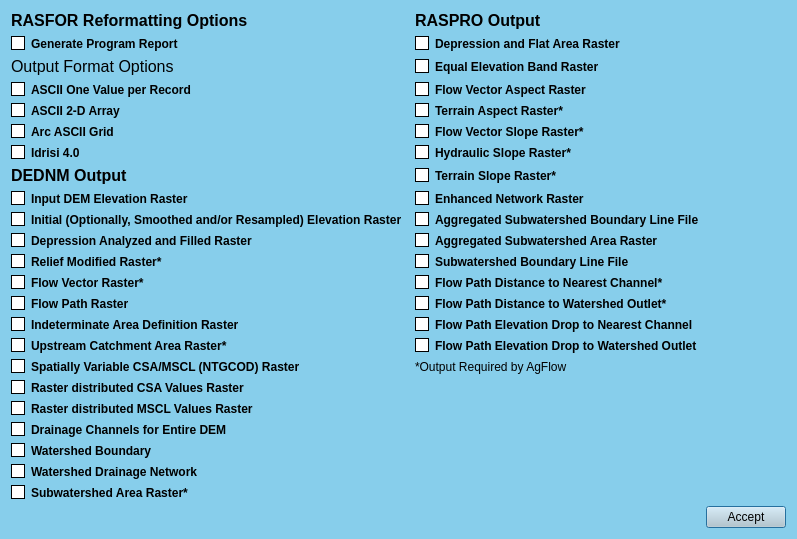
First picture: the form in ui/controlrasfor.ui, repository Inigobarbe/QAnnAGNPS, before the edit.
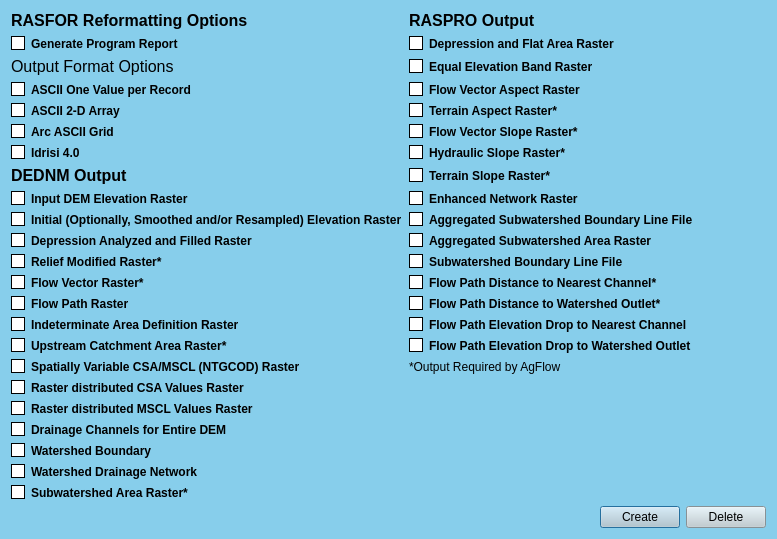
Second picture: the form after the edit.

```diff
--- a/ui/controlrasfor.ui
+++ b/ui/controlrasfor.ui
@@ -17,50 +17,36 @@
    <string notr="true">background-color: #87CEEB;</string>
   </property>
   <layout class="QGridLayout" name="gridLayout">
-   <item row="10" column="2">
-    <widget class="QCheckBox" name="checkBox_28">
+   <item row="0" column="0">
+    <widget class="QLabel" name="label">
      <property name="font">
       <font>
+       <pointsize>12</pointsize>
        <weight>75</weight>
        <bold>true</bold>
       </font>
      </property>
-     <property name="styleSheet">
-      <string notr="true">QCheckBox::hover{color:white}
-
-QCheckBox::indicator:unchecked {
-    background-color: white;
-	border: 1px solid black
-}</string>
-     </property>
      <property name="text">
-      <string>Aggregated Subwatershed Area Raster</string>
+      <string>RASFOR Reformatting Options</string>
      </property>
     </widget>
    </item>
-   <item row="11" column="2">
-    <widget class="QCheckBox" name="checkBox_21">
+   <item row="0" column="1">
+    <widget class="QLabel" name="label_4">
      <property name="font">
       <font>
+       <pointsize>12</pointsize>
        <weight>75</weight>
        <bold>true</bold>
       </font>
      </property>
-     <property name="styleSheet">
-      <string notr="true">QCheckBox::hover{color:white}
-
-QCheckBox::indicator:unchecked {
-    background-color: white;
-	border: 1px solid black
-}</string>
-     </property>
      <property name="text">
-      <string>Subwatershed Boundary Line File</string>
+      <string>RASPRO Output</string>
      </property>
     </widget>
    </item>
-   <item row="16" column="2">
-    <widget class="QCheckBox" name="checkBox_22">
+   <item row="1" column="0">
+    <widget class="QCheckBox" name="checkBox">
      <property name="font">
       <font>
        <weight>75</weight>
@@ -76,12 +62,12 @@
 }</string>
      </property>
      <property name="text">
-      <string>Flow Path Distance to Watershed Outlet*</string>
+      <string>Generate Program Report</string>
      </property>
     </widget>
    </item>
-   <item row="12" column="2">
-    <widget class="QCheckBox" name="checkBox_34">
+   <item row="1" column="1" colspan="2">
+    <widget class="QCheckBox" name="checkBox_24">
      <property name="font">
       <font>
        <weight>75</weight>
@@ -97,33 +83,24 @@
 }</string>
      </property>
      <property name="text">
-      <string>Flow Path Distance to Nearest Channel*</string>
+      <string>Depression and Flat Area Raster</string>
      </property>
     </widget>
    </item>
-   <item row="23" column="0">
-    <widget class="QCheckBox" name="checkBox_14">
+   <item row="2" column="0">
+    <widget class="QLabel" name="label_2">
      <property name="font">
       <font>
-       <weight>75</weight>
-       <bold>true</bold>
+       <pointsize>12</pointsize>
       </font>
      </property>
-     <property name="styleSheet">
-      <string notr="true">QCheckBox::hover{color:white}
-
-QCheckBox::indicator:unchecked {
-    background-color: white;
-	border: 1px solid black
-}</string>
-     </property>
      <property name="text">
-      <string>Drainage Channels for Entire DEM</string>
+      <string>Output Format Options</string>
      </property>
     </widget>
    </item>
-   <item row="24" column="0">
-    <widget class="QCheckBox" name="checkBox_9">
+   <item row="2" column="1">
+    <widget class="QCheckBox" name="checkBox_32">
      <property name="font">
       <font>
        <weight>75</weight>
@@ -139,12 +116,12 @@
 }</string>
      </property>
      <property name="text">
-      <string>Watershed Boundary</string>
+      <string>Equal Elevation Band Raster</string>
      </property>
     </widget>
    </item>
-   <item row="9" column="0">
-    <widget class="QCheckBox" name="checkBox_19">
+   <item row="3" column="0">
+    <widget class="QCheckBox" name="checkBox_2">
      <property name="font">
       <font>
        <weight>75</weight>
@@ -160,12 +137,12 @@
 }</string>
      </property>
      <property name="text">
-      <string>Initial (Optionally, Smoothed and/or Resampled) Elevation Raster</string>
+      <string>ASCII One Value per Record</string>
      </property>
     </widget>
    </item>
-   <item row="22" column="0">
-    <widget class="QCheckBox" name="checkBox_16">
+   <item row="3" column="1">
+    <widget class="QCheckBox" name="checkBox_31">
      <property name="font">
       <font>
        <weight>75</weight>
@@ -181,49 +158,7 @@
 }</string>
      </property>
      <property name="text">
-      <string>Raster distributed MSCL Values Raster</string>
-     </property>
-    </widget>
-   </item>
-   <item row="17" column="2">
-    <widget class="QCheckBox" name="checkBox_30">
-     <property name="font">
-      <font>
-       <weight>75</weight>
-       <bold>true</bold>
-      </font>
-     </property>
-     <property name="styleSheet">
-      <string notr="true">QCheckBox::hover{color:white}
-
-QCheckBox::indicator:unchecked {
-    background-color: white;
-	border: 1px solid black
-}</string>
-     </property>
-     <property name="text">
-      <string>Flow Path Elevation Drop to Nearest Channel </string>
-     </property>
-    </widget>
-   </item>
-   <item row="21" column="0">
-    <widget class="QCheckBox" name="checkBox_10">
-     <property name="font">
-      <font>
-       <weight>75</weight>
-       <bold>true</bold>
-      </font>
-     </property>
-     <property name="styleSheet">
-      <string notr="true">QCheckBox::hover{color:white}
-
-QCheckBox::indicator:unchecked {
-    background-color: white;
-	border: 1px solid black
-}</string>
-     </property>
-     <property name="text">
-      <string>Raster distributed CSA Values Raster</string>
+      <string>Flow Vector Aspect Raster</string>
      </property>
     </widget>
    </item>
@@ -248,8 +183,8 @@
      </property>
     </widget>
    </item>
-   <item row="25" column="0">
-    <widget class="QCheckBox" name="checkBox_8">
+   <item row="4" column="1">
+    <widget class="QCheckBox" name="checkBox_33">
      <property name="font">
       <font>
        <weight>75</weight>
@@ -265,12 +200,12 @@
 }</string>
      </property>
      <property name="text">
-      <string>Watershed Drainage Network</string>
+      <string>Terrain Aspect Raster*</string>
      </property>
     </widget>
    </item>
-   <item row="2" column="2" colspan="2">
-    <widget class="QCheckBox" name="checkBox_32">
+   <item row="5" column="0">
+    <widget class="QCheckBox" name="checkBox_4">
      <property name="font">
       <font>
        <weight>75</weight>
@@ -286,74 +221,11 @@
 }</string>
      </property>
      <property name="text">
-      <string>Equal Elevation Band Raster</string>
+      <string>Arc ASCII Grid</string>
      </property>
     </widget>
    </item>
-   <item row="26" column="0">
-    <widget class="QCheckBox" name="checkBox_17">
-     <property name="font">
-      <font>
-       <weight>75</weight>
-       <bold>true</bold>
-      </font>
-     </property>
-     <property name="styleSheet">
-      <string notr="true">QCheckBox::hover{color:white}
-
-QCheckBox::indicator:unchecked {
-    background-color: white;
-	border: 1px solid black
-}</string>
-     </property>
-     <property name="text">
-      <string>Subwatershed Area Raster*</string>
-     </property>
-    </widget>
-   </item>
-   <item row="6" column="2">
-    <widget class="QCheckBox" name="checkBox_29">
-     <property name="font">
-      <font>
-       <weight>75</weight>
-       <bold>true</bold>
-      </font>
-     </property>
-     <property name="styleSheet">
-      <string notr="true">QCheckBox::hover{color:white}
-
-QCheckBox::indicator:unchecked {
-    background-color: white;
-	border: 1px solid black
-}</string>
-     </property>
-     <property name="text">
-      <string>Hydraulic Slope Raster*</string>
-     </property>
-    </widget>
-   </item>
-   <item row="7" column="2">
-    <widget class="QCheckBox" name="checkBox_23">
-     <property name="font">
-      <font>
-       <weight>75</weight>
-       <bold>true</bold>
-      </font>
-     </property>
-     <property name="styleSheet">
-      <string notr="true">QCheckBox::hover{color:white}
-
-QCheckBox::indicator:unchecked {
-    background-color: white;
-	border: 1px solid black
-}</string>
-     </property>
-     <property name="text">
-      <string>Terrain Slope Raster*</string>
-     </property>
-    </widget>
-   </item>
-   <item row="5" column="2">
+   <item row="5" column="1">
     <widget class="QCheckBox" name="checkBox_26">
      <property name="font">
       <font>
@@ -374,48 +246,6 @@
      </property>
     </widget>
    </item>
-   <item row="8" column="2">
-    <widget class="QCheckBox" name="checkBox_27">
-     <property name="font">
-      <font>
-       <weight>75</weight>
-       <bold>true</bold>
-      </font>
-     </property>
-     <property name="styleSheet">
-      <string notr="true">QCheckBox::hover{color:white}
-
-QCheckBox::indicator:unchecked {
-    background-color: white;
-	border: 1px solid black
-}</string>
-     </property>
-     <property name="text">
-      <string>Enhanced Network Raster</string>
-     </property>
-    </widget>
-   </item>
-   <item row="18" column="2">
-    <widget class="QCheckBox" name="checkBox_25">
-     <property name="font">
-      <font>
-       <weight>75</weight>
-       <bold>true</bold>
-      </font>
-     </property>
-     <property name="styleSheet">
-      <string notr="true">QCheckBox::hover{color:white}
-
-QCheckBox::indicator:unchecked {
-    background-color: white;
-	border: 1px solid black
-}</string>
-     </property>
-     <property name="text">
-      <string>Flow Path Elevation Drop to Watershed Outlet</string>
-     </property>
-    </widget>
-   </item>
    <item row="6" column="0">
     <widget class="QCheckBox" name="checkBox_5">
      <property name="font">
@@ -437,8 +267,8 @@
      </property>
     </widget>
    </item>
-   <item row="5" column="0">
-    <widget class="QCheckBox" name="checkBox_4">
+   <item row="6" column="1">
+    <widget class="QCheckBox" name="checkBox_29">
      <property name="font">
       <font>
        <weight>75</weight>
@@ -454,56 +284,7 @@
 }</string>
      </property>
      <property name="text">
-      <string>Arc ASCII Grid</string>
-     </property>
-    </widget>
-   </item>
-   <item row="10" column="0">
-    <widget class="QCheckBox" name="checkBox_18">
-     <property name="font">
-      <font>
-       <weight>75</weight>
-       <bold>true</bold>
-      </font>
-     </property>
-     <property name="styleSheet">
-      <string notr="true">QCheckBox::hover{color:white}
-
-QCheckBox::indicator:unchecked {
-    background-color: white;
-	border: 1px solid black
-}</string>
-     </property>
-     <property name="text">
-      <string>Depression Analyzed and Filled Raster</string>
-     </property>
-    </widget>
-   </item>
-   <item row="19" column="2">
-    <widget class="QLabel" name="label_5">
-     <property name="text">
-      <string>*Output Required by AgFlow</string>
-     </property>
-    </widget>
-   </item>
-   <item row="8" column="0">
-    <widget class="QCheckBox" name="checkBox_6">
-     <property name="font">
-      <font>
-       <weight>75</weight>
-       <bold>true</bold>
-      </font>
-     </property>
-     <property name="styleSheet">
-      <string notr="true">QCheckBox::hover{color:white}
-
-QCheckBox::indicator:unchecked {
-    background-color: white;
-	border: 1px solid black
-}</string>
-     </property>
-     <property name="text">
-      <string>Input DEM Elevation Raster</string>
+      <string>Hydraulic Slope Raster*</string>
      </property>
     </widget>
    </item>
@@ -521,8 +302,8 @@
      </property>
     </widget>
    </item>
-   <item row="4" column="2">
-    <widget class="QCheckBox" name="checkBox_33">
+   <item row="7" column="1">
+    <widget class="QCheckBox" name="checkBox_23">
      <property name="font">
       <font>
        <weight>75</weight>
@@ -538,11 +319,74 @@
 }</string>
      </property>
      <property name="text">
-      <string>Terrain Aspect Raster*</string>
+      <string>Terrain Slope Raster*</string>
      </property>
     </widget>
    </item>
-   <item row="9" column="2">
+   <item row="8" column="0">
+    <widget class="QCheckBox" name="checkBox_6">
+     <property name="font">
+      <font>
+       <weight>75</weight>
+       <bold>true</bold>
+      </font>
+     </property>
+     <property name="styleSheet">
+      <string notr="true">QCheckBox::hover{color:white}
+
+QCheckBox::indicator:unchecked {
+    background-color: white;
+	border: 1px solid black
+}</string>
+     </property>
+     <property name="text">
+      <string>Input DEM Elevation Raster</string>
+     </property>
+    </widget>
+   </item>
+   <item row="8" column="1">
+    <widget class="QCheckBox" name="checkBox_27">
+     <property name="font">
+      <font>
+       <weight>75</weight>
+       <bold>true</bold>
+      </font>
+     </property>
+     <property name="styleSheet">
+      <string notr="true">QCheckBox::hover{color:white}
+
+QCheckBox::indicator:unchecked {
+    background-color: white;
+	border: 1px solid black
+}</string>
+     </property>
+     <property name="text">
+      <string>Enhanced Network Raster</string>
+     </property>
+    </widget>
+   </item>
+   <item row="9" column="0">
+    <widget class="QCheckBox" name="checkBox_19">
+     <property name="font">
+      <font>
+       <weight>75</weight>
+       <bold>true</bold>
+      </font>
+     </property>
+     <property name="styleSheet">
+      <string notr="true">QCheckBox::hover{color:white}
+
+QCheckBox::indicator:unchecked {
+    background-color: white;
+	border: 1px solid black
+}</string>
+     </property>
+     <property name="text">
+      <string>Initial (Optionally, Smoothed and/or Resampled) Elevation Raster</string>
+     </property>
+    </widget>
+   </item>
+   <item row="9" column="1" colspan="2">
     <widget class="QCheckBox" name="checkBox_35">
      <property name="font">
       <font>
@@ -563,8 +407,8 @@
      </property>
     </widget>
    </item>
-   <item row="1" column="2" colspan="2">
-    <widget class="QCheckBox" name="checkBox_24">
+   <item row="10" column="0">
+    <widget class="QCheckBox" name="checkBox_18">
      <property name="font">
       <font>
        <weight>75</weight>
@@ -580,12 +424,12 @@
 }</string>
      </property>
      <property name="text">
-      <string>Depression and Flat Area Raster</string>
+      <string>Depression Analyzed and Filled Raster</string>
      </property>
     </widget>
    </item>
-   <item row="3" column="2">
-    <widget class="QCheckBox" name="checkBox_31">
+   <item row="10" column="1" colspan="2">
+    <widget class="QCheckBox" name="checkBox_28">
      <property name="font">
       <font>
        <weight>75</weight>
@@ -601,99 +445,7 @@
 }</string>
      </property>
      <property name="text">
-      <string>Flow Vector Aspect Raster</string>
-     </property>
-    </widget>
-   </item>
-   <item row="1" column="0">
-    <widget class="QCheckBox" name="checkBox">
-     <property name="font">
-      <font>
-       <weight>75</weight>
-       <bold>true</bold>
-      </font>
-     </property>
-     <property name="styleSheet">
-      <string notr="true">QCheckBox::hover{color:white}
-
-QCheckBox::indicator:unchecked {
-    background-color: white;
-	border: 1px solid black
-}</string>
-     </property>
-     <property name="text">
-      <string>Generate Program Report</string>
-     </property>
-    </widget>
-   </item>
-   <item row="2" column="0">
-    <widget class="QLabel" name="label_2">
-     <property name="font">
-      <font>
-       <pointsize>12</pointsize>
-      </font>
-     </property>
-     <property name="text">
-      <string>Output Format Options</string>
-     </property>
-    </widget>
-   </item>
-   <item row="0" column="0" colspan="2">
-    <widget class="QLabel" name="label">
-     <property name="font">
-      <font>
-       <pointsize>12</pointsize>
-       <weight>75</weight>
-       <bold>true</bold>
-      </font>
-     </property>
-     <property name="text">
-      <string>RASFOR Reformatting Options</string>
-     </property>
-    </widget>
-   </item>
-   <item row="3" column="0">
-    <widget class="QCheckBox" name="checkBox_2">
-     <property name="font">
-      <font>
-       <weight>75</weight>
-       <bold>true</bold>
-      </font>
-     </property>
-     <property name="styleSheet">
-      <string notr="true">QCheckBox::hover{color:white}
-
-QCheckBox::indicator:unchecked {
-    background-color: white;
-	border: 1px solid black
-}</string>
-     </property>
-     <property name="text">
-      <string>ASCII One Value per Record</string>
-     </property>
-    </widget>
-   </item>
-   <item row="0" column="2">
-    <widget class="QLabel" name="label_4">
-     <property name="font">
-      <font>
-       <pointsize>12</pointsize>
-       <weight>75</weight>
-       <bold>true</bold>
-      </font>
-     </property>
-     <property name="text">
-      <string>RASPRO Output</string>
-     </property>
-    </widget>
-   </item>
-   <item row="34" column="3" rowspan="2">
-    <widget class="QPushButton" name="pushButton">
-     <property name="styleSheet">
-      <string notr="true">background-color: #becbd1;</string>
-     </property>
-     <property name="text">
-      <string>Accept</string>
+      <string>Aggregated Subwatershed Area Raster</string>
      </property>
     </widget>
    </item>
@@ -718,6 +470,27 @@
      </property>
     </widget>
    </item>
+   <item row="11" column="1" colspan="2">
+    <widget class="QCheckBox" name="checkBox_21">
+     <property name="font">
+      <font>
+       <weight>75</weight>
+       <bold>true</bold>
+      </font>
+     </property>
+     <property name="styleSheet">
+      <string notr="true">QCheckBox::hover{color:white}
+
+QCheckBox::indicator:unchecked {
+    background-color: white;
+	border: 1px solid black
+}</string>
+     </property>
+     <property name="text">
+      <string>Subwatershed Boundary Line File</string>
+     </property>
+    </widget>
+   </item>
    <item row="12" column="0">
     <widget class="QCheckBox" name="checkBox_20">
      <property name="font">
@@ -739,7 +512,28 @@
      </property>
     </widget>
    </item>
-   <item row="16" column="0">
+   <item row="12" column="1" colspan="2">
+    <widget class="QCheckBox" name="checkBox_34">
+     <property name="font">
+      <font>
+       <weight>75</weight>
+       <bold>true</bold>
+      </font>
+     </property>
+     <property name="styleSheet">
+      <string notr="true">QCheckBox::hover{color:white}
+
+QCheckBox::indicator:unchecked {
+    background-color: white;
+	border: 1px solid black
+}</string>
+     </property>
+     <property name="text">
+      <string>Flow Path Distance to Nearest Channel*</string>
+     </property>
+    </widget>
+   </item>
+   <item row="13" column="0">
     <widget class="QCheckBox" name="checkBox_11">
      <property name="font">
       <font>
@@ -760,7 +554,28 @@
      </property>
     </widget>
    </item>
-   <item row="17" column="0">
+   <item row="13" column="1" colspan="2">
+    <widget class="QCheckBox" name="checkBox_22">
+     <property name="font">
+      <font>
+       <weight>75</weight>
+       <bold>true</bold>
+      </font>
+     </property>
+     <property name="styleSheet">
+      <string notr="true">QCheckBox::hover{color:white}
+
+QCheckBox::indicator:unchecked {
+    background-color: white;
+	border: 1px solid black
+}</string>
+     </property>
+     <property name="text">
+      <string>Flow Path Distance to Watershed Outlet*</string>
+     </property>
+    </widget>
+   </item>
+   <item row="14" column="0">
     <widget class="QCheckBox" name="checkBox_13">
      <property name="font">
       <font>
@@ -781,7 +596,28 @@
      </property>
     </widget>
    </item>
-   <item row="18" column="0">
+   <item row="14" column="1" colspan="2">
+    <widget class="QCheckBox" name="checkBox_30">
+     <property name="font">
+      <font>
+       <weight>75</weight>
+       <bold>true</bold>
+      </font>
+     </property>
+     <property name="styleSheet">
+      <string notr="true">QCheckBox::hover{color:white}
+
+QCheckBox::indicator:unchecked {
+    background-color: white;
+	border: 1px solid black
+}</string>
+     </property>
+     <property name="text">
+      <string>Flow Path Elevation Drop to Nearest Channel </string>
+     </property>
+    </widget>
+   </item>
+   <item row="15" column="0">
     <widget class="QCheckBox" name="checkBox_7">
      <property name="font">
       <font>
@@ -802,7 +638,28 @@
      </property>
     </widget>
    </item>
-   <item row="19" column="0">
+   <item row="15" column="1" colspan="2">
+    <widget class="QCheckBox" name="checkBox_25">
+     <property name="font">
+      <font>
+       <weight>75</weight>
+       <bold>true</bold>
+      </font>
+     </property>
+     <property name="styleSheet">
+      <string notr="true">QCheckBox::hover{color:white}
+
+QCheckBox::indicator:unchecked {
+    background-color: white;
+	border: 1px solid black
+}</string>
+     </property>
+     <property name="text">
+      <string>Flow Path Elevation Drop to Watershed Outlet</string>
+     </property>
+    </widget>
+   </item>
+   <item row="16" column="0">
     <widget class="QCheckBox" name="checkBox_12">
      <property name="font">
       <font>
@@ -823,6 +680,163 @@
      </property>
     </widget>
    </item>
+   <item row="16" column="1">
+    <widget class="QLabel" name="label_5">
+     <property name="text">
+      <string>*Output Required by AgFlow</string>
+     </property>
+    </widget>
+   </item>
+   <item row="17" column="0">
+    <widget class="QCheckBox" name="checkBox_10">
+     <property name="font">
+      <font>
+       <weight>75</weight>
+       <bold>true</bold>
+      </font>
+     </property>
+     <property name="styleSheet">
+      <string notr="true">QCheckBox::hover{color:white}
+
+QCheckBox::indicator:unchecked {
+    background-color: white;
+	border: 1px solid black
+}</string>
+     </property>
+     <property name="text">
+      <string>Raster distributed CSA Values Raster</string>
+     </property>
+    </widget>
+   </item>
+   <item row="18" column="0">
+    <widget class="QCheckBox" name="checkBox_16">
+     <property name="font">
+      <font>
+       <weight>75</weight>
+       <bold>true</bold>
+      </font>
+     </property>
+     <property name="styleSheet">
+      <string notr="true">QCheckBox::hover{color:white}
+
+QCheckBox::indicator:unchecked {
+    background-color: white;
+	border: 1px solid black
+}</string>
+     </property>
+     <property name="text">
+      <string>Raster distributed MSCL Values Raster</string>
+     </property>
+    </widget>
+   </item>
+   <item row="19" column="0">
+    <widget class="QCheckBox" name="checkBox_14">
+     <property name="font">
+      <font>
+       <weight>75</weight>
+       <bold>true</bold>
+      </font>
+     </property>
+     <property name="styleSheet">
+      <string notr="true">QCheckBox::hover{color:white}
+
+QCheckBox::indicator:unchecked {
+    background-color: white;
+	border: 1px solid black
+}</string>
+     </property>
+     <property name="text">
+      <string>Drainage Channels for Entire DEM</string>
+     </property>
+    </widget>
+   </item>
+   <item row="20" column="0">
+    <widget class="QCheckBox" name="checkBox_9">
+     <property name="font">
+      <font>
+       <weight>75</weight>
+       <bold>true</bold>
+      </font>
+     </property>
+     <property name="styleSheet">
+      <string notr="true">QCheckBox::hover{color:white}
+
+QCheckBox::indicator:unchecked {
+    background-color: white;
+	border: 1px solid black
+}</string>
+     </property>
+     <property name="text">
+      <string>Watershed Boundary</string>
+     </property>
+    </widget>
+   </item>
+   <item row="21" column="0">
+    <widget class="QCheckBox" name="checkBox_8">
+     <property name="font">
+      <font>
+       <weight>75</weight>
+       <bold>true</bold>
+      </font>
+     </property>
+     <property name="styleSheet">
+      <string notr="true">QCheckBox::hover{color:white}
+
+QCheckBox::indicator:unchecked {
+    background-color: white;
+	border: 1px solid black
+}</string>
+     </property>
+     <property name="text">
+      <string>Watershed Drainage Network</string>
+     </property>
+    </widget>
+   </item>
+   <item row="22" column="0">
+    <widget class="QCheckBox" name="checkBox_17">
+     <property name="font">
+      <font>
+       <weight>75</weight>
+       <bold>true</bold>
+      </font>
+     </property>
+     <property name="styleSheet">
+      <string notr="true">QCheckBox::hover{color:white}
+
+QCheckBox::indicator:unchecked {
+    background-color: white;
+	border: 1px solid black
+}</string>
+     </property>
+     <property name="text">
+      <string>Subwatershed Area Raster*</string>
+     </property>
+    </widget>
+   </item>
+   <item row="23" column="2">
+    <layout class="QHBoxLayout" name="horizontalLayout">
+     <item>
+      <widget class="QPushButton" name="pushButton">
+       <property name="styleSheet">
+        <string notr="true">background-color: #becbd1;</string>
+       </property>
+       <property name="text">
+        <string>Create</string>
+       </property>
+      </widget>
+     </item>
+     <item>
+      <widget class="QPushButton" name="delete_2">
+       <property name="styleSheet">
+        <string notr="true">background-color: #becbd1;</string>
+       </property>
+       <property name="text">
+        <string>Delete</string>
+       </property>
+      </widget>
+     </item>
+    </layout>
+   </item>
   </layout>
  </widget>
  <resources/>
```
